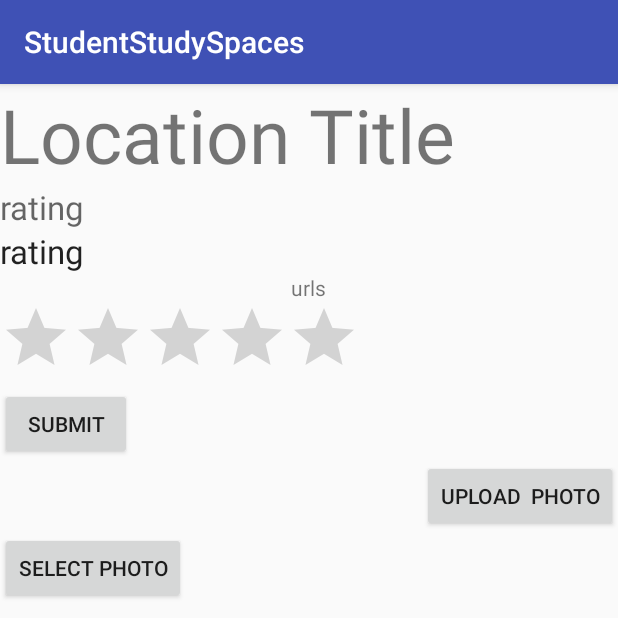
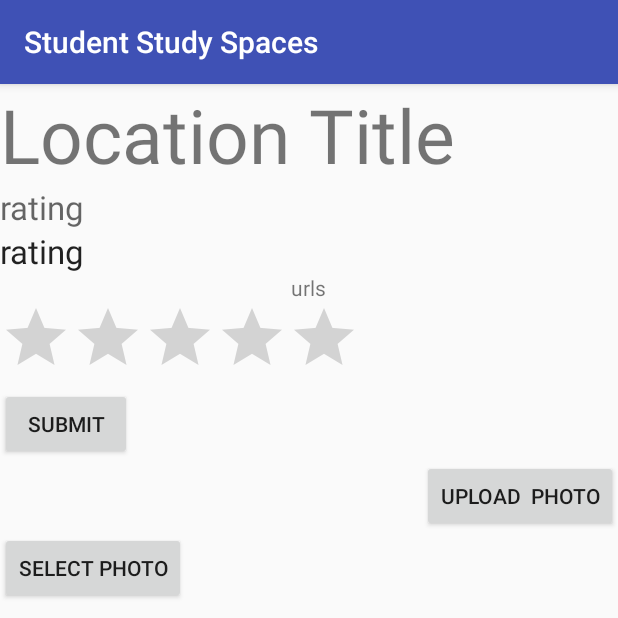
Before and after one commit to angusjlowe/dpnm-2016, an Android app: the InfoWindow screen opened directly, with no data from a screen before it, on a phone screen of 412 x 824 dp, the top half of it. Run offline under Robolectric (Android 15) with nearby library versions, the phone set to English and light mode, and no system bars; our stand-ins replace Firebase (no records; nobody signed in at launch, a user with empty details on screens opened directly); 5 statements that could not run were skipped.

Commit message:
new icon and application name. disabled back button on MainActivity

```diff
--- a/StudentStudySpaces/app/src/main/java/com/angusjlowe/studentstudyspaces/InfoWindow.java
+++ b/StudentStudySpaces/app/src/main/java/com/angusjlowe/studentstudyspaces/InfoWindow.java
@@ -62,7 +62,6 @@ public class InfoWindow extends AppCompatActivity {
     private StorageReference studySpacePhotoRef;
     private FirebaseUser user;
     private FirebaseAuth auth;
-    public String averageRating;
 
     private FirebaseStorage storage;
 
@@ -109,7 +108,6 @@ public class InfoWindow extends AppCompatActivity {
                 String rating = (String) map.get("rating");
                 textViewAverageRating.setText(rating);
                 placeCurrentPhotos(imageUrls);
-                averageRating = textViewAverageRating.getText().toString();
             }
 
             @Override
--- a/StudentStudySpaces/app/src/main/java/com/angusjlowe/studentstudyspaces/MainActivity.java
+++ b/StudentStudySpaces/app/src/main/java/com/angusjlowe/studentstudyspaces/MainActivity.java
@@ -1,6 +1,7 @@
 package com.angusjlowe.studentstudyspaces;
 
 import android.app.AlertDialog;
+import android.app.KeyguardManager;
 import android.content.DialogInterface;
 import android.content.Intent;
 import android.support.annotation.NonNull;
@@ -207,4 +208,7 @@ public class MainActivity extends AppCompatActivity implements GoogleApiClient.O
         Log.d("hi", "onConnectionFailed:" + connectionResult);
         Toast.makeText(this, "Google Play Services error.", Toast.LENGTH_SHORT).show();
     }
+    @Override
+    public void onBackPressed() {
+    }
 }
--- a/StudentStudySpaces/app/src/main/java/com/angusjlowe/studentstudyspaces/MapsActivity.java
+++ b/StudentStudySpaces/app/src/main/java/com/angusjlowe/studentstudyspaces/MapsActivity.java
@@ -8,6 +8,7 @@ import android.graphics.ColorFilter;
 import android.graphics.ColorMatrix;
 import android.graphics.ColorMatrixColorFilter;
 import android.graphics.Paint;
+import android.media.Rating;
 import android.net.Uri;
 import android.os.Handler;
 import android.os.SystemClock;
@@ -37,6 +38,8 @@ import com.google.android.gms.maps.model.LatLngBounds;
 import com.google.android.gms.maps.model.Marker;
 import com.google.android.gms.maps.model.MarkerOptions;
 import com.google.android.gms.maps.GoogleMap.OnMyLocationButtonClickListener;
+import com.google.firebase.database.DatabaseReference;
+import com.google.firebase.database.FirebaseDatabase;
 
 import java.util.HashMap;
 import java.util.Map;
@@ -109,7 +112,7 @@ public class MapsActivity extends FragmentActivity implements AdapterView.OnItem
         mMap = googleMap;
         updateMapType();
         for(String[] keyAndName : StaticValues.KeysNamesAndCoords.keySet()) {
-            Marker m = mMap.addMarker(new MarkerOptions().position(StaticValues.KeysNamesAndCoords.get(keyAndName)).title(keyAndName[1]));
+            Marker m = mMap.addMarker(new MarkerOptions().position(StaticValues.KeysNamesAndCoords.get(keyAndName)).title(keyAndName[1]).snippet("Rating: "));
             locationKeys.put(m, keyAndName[0]);
 //            changecolor();
         }
--- a/StudentStudySpaces/app/src/main/res/values/strings.xml
+++ b/StudentStudySpaces/app/src/main/res/values/strings.xml
@@ -1,5 +1,5 @@
 <resources>
-    <string name="app_name">StudentStudySpaces</string>
+    <string name="app_name">Student Study Spaces</string>
     <string name="title_activity_maps">Map</string>
     <string name="title_activity_login">Sign in</string>
     <string name="title_text">Google Sign-In\nQuickstart</string>
```
Also changed, not shown: StudentStudySpaces/app/src/main/java/com/angusjlowe/studentstudyspaces/InfoWindowAdd.java (+5 -2 lines), StudentStudySpaces/app/src/main/ic_launcher-web.png (added), StudentStudySpaces/app/src/main/res/mipmap-hdpi/ic_launcher.png, StudentStudySpaces/app/src/main/res/mipmap-mdpi/ic_launcher.png, StudentStudySpaces/app/src/main/res/mipmap-xhdpi/ic_launcher.png, StudentStudySpaces/app/src/main/res/mipmap-xxhdpi/ic_launcher.png, StudentStudySpaces/app/src/main/res/mipmap-xxxhdpi/ic_launcher.png.
